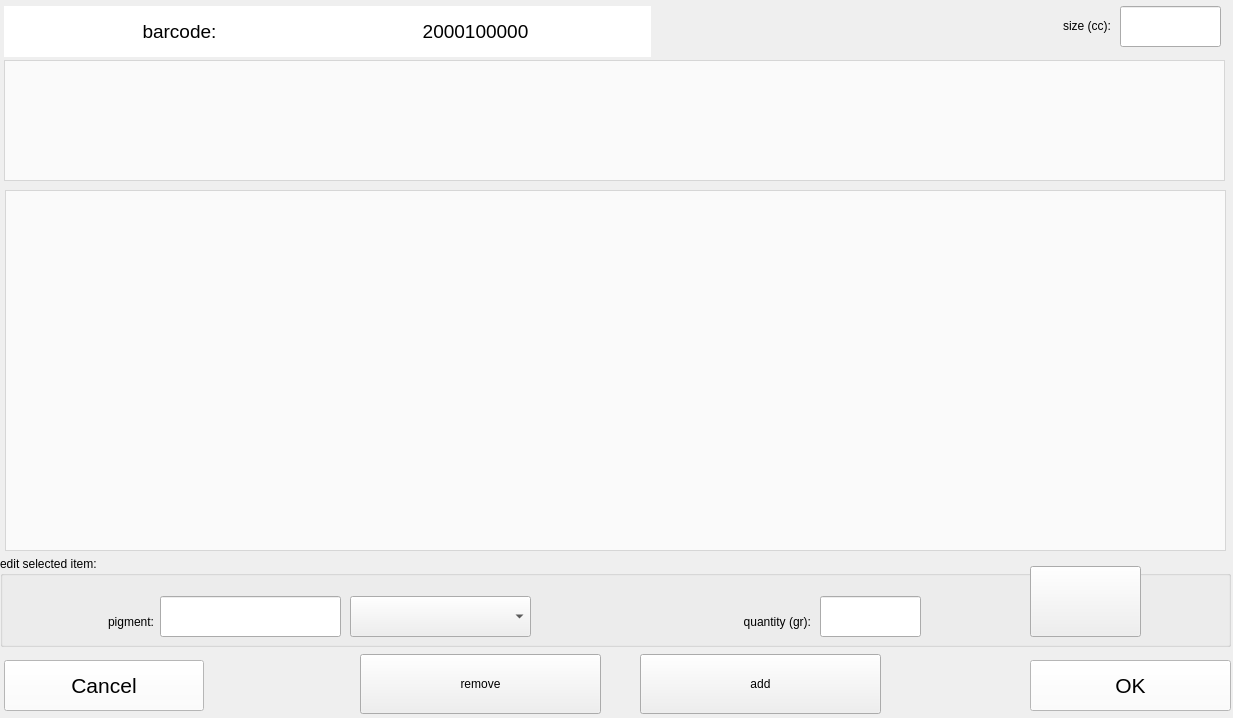
alfa-sw/alfa_cr6, file src/alfa_CR6_ui/ui/edit_dialog.ui: the form before one commit.
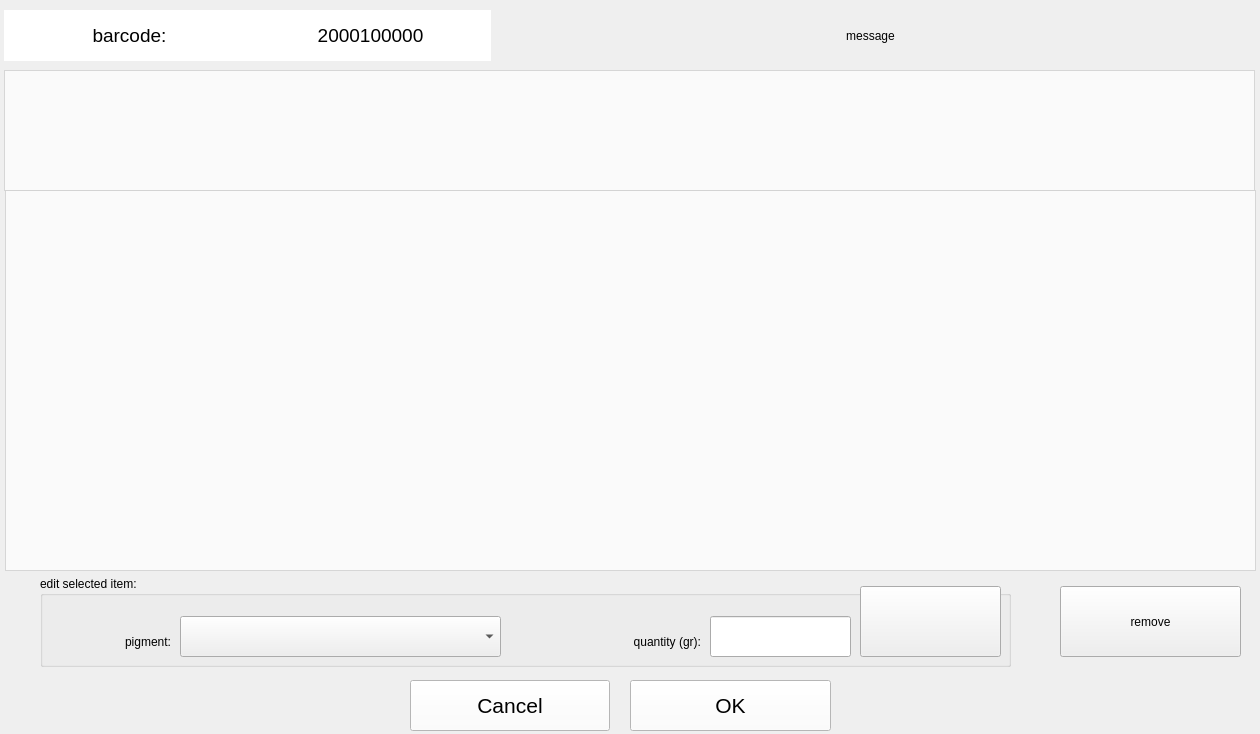
The form after the commit. Icons and pictures are not drawn.

```diff
--- a/src/alfa_CR6_ui/ui/edit_dialog.ui
+++ b/src/alfa_CR6_ui/ui/edit_dialog.ui
@@ -6,8 +6,8 @@
    <rect>
     <x>0</x>
     <y>0</y>
-    <width>1233</width>
-    <height>718</height>
+    <width>1260</width>
+    <height>734</height>
    </rect>
   </property>
   <property name="windowTitle">
@@ -25,9 +25,9 @@
   <widget class="QLabel" name="order_nr_view_lbl">
    <property name="geometry">
     <rect>
-     <x>300</x>
-     <y>6</y>
-     <width>351</width>
+     <x>250</x>
+     <y>10</y>
+     <width>241</width>
      <height>51</height>
     </rect>
    </property>
@@ -50,8 +50,8 @@
    <property name="geometry">
     <rect>
      <x>4</x>
-     <y>60</y>
-     <width>1221</width>
+     <y>70</y>
+     <width>1251</width>
      <height>121</height>
     </rect>
    </property>
@@ -62,8 +62,8 @@
   <widget class="QPushButton" name="esc_button">
    <property name="geometry">
     <rect>
-     <x>4</x>
-     <y>660</y>
+     <x>410</x>
+     <y>680</y>
      <width>200</width>
      <height>51</height>
     </rect>
@@ -95,8 +95,8 @@
   <widget class="QPushButton" name="ok_button">
    <property name="geometry">
     <rect>
-     <x>1030</x>
-     <y>660</y>
+     <x>630</x>
+     <y>680</y>
      <width>201</width>
      <height>51</height>
     </rect>
@@ -125,62 +125,13 @@
     <bool>false</bool>
    </property>
   </widget>
-  <widget class="QLabel" name="size_lbl">
-   <property name="geometry">
-    <rect>
-     <x>860</x>
-     <y>10</y>
-     <width>251</width>
-     <height>31</height>
-    </rect>
-   </property>
-   <property name="text">
-    <string>size (cc):</string>
-   </property>
-   <property name="alignment">
-    <set>Qt::AlignRight|Qt::AlignTrailing|Qt::AlignVCenter</set>
-   </property>
-  </widget>
-  <widget class="QLineEdit" name="size_line_edit">
-   <property name="geometry">
-    <rect>
-     <x>1120</x>
-     <y>6</y>
-     <width>101</width>
-     <height>41</height>
-    </rect>
-   </property>
-  </widget>
-  <widget class="QPushButton" name="add_item_btn">
-   <property name="geometry">
-    <rect>
-     <x>640</x>
-     <y>654</y>
-     <width>241</width>
-     <height>60</height>
-    </rect>
-   </property>
-   <property name="text">
-    <string>add</string>
-   </property>
-   <property name="icon">
-    <iconset>
-     <normaloff>../images/add.png</normaloff>../images/add.png</iconset>
-   </property>
-   <property name="iconSize">
-    <size>
-     <width>40</width>
-     <height>40</height>
-    </size>
-   </property>
-  </widget>
   <widget class="QTableWidget" name="formula_table">
    <property name="geometry">
     <rect>
      <x>5</x>
      <y>190</y>
-     <width>1221</width>
-     <height>361</height>
+     <width>1251</width>
+     <height>381</height>
     </rect>
    </property>
    <property name="styleSheet">
@@ -195,15 +146,33 @@
    <property name="selectionBehavior">
     <enum>QAbstractItemView::SelectRows</enum>
    </property>
+   <property name="iconSize">
+    <size>
+     <width>32</width>
+     <height>32</height>
+    </size>
+   </property>
    <attribute name="horizontalHeaderVisible">
     <bool>false</bool>
    </attribute>
+   <attribute name="horizontalHeaderMinimumSectionSize">
+    <number>200</number>
+   </attribute>
+   <attribute name="horizontalHeaderDefaultSectionSize">
+    <number>200</number>
+   </attribute>
    <attribute name="horizontalHeaderStretchLastSection">
     <bool>true</bool>
    </attribute>
    <attribute name="verticalHeaderVisible">
     <bool>false</bool>
    </attribute>
+   <attribute name="verticalHeaderMinimumSectionSize">
+    <number>36</number>
+   </attribute>
+   <attribute name="verticalHeaderDefaultSectionSize">
+    <number>36</number>
+   </attribute>
    <attribute name="verticalHeaderStretchLastSection">
     <bool>false</bool>
    </attribute>
@@ -211,9 +180,9 @@
   <widget class="QGroupBox" name="edit_item_group_box">
    <property name="geometry">
     <rect>
-     <x>0</x>
-     <y>556</y>
-     <width>1231</width>
+     <x>40</x>
+     <y>576</y>
+     <width>971</width>
      <height>91</height>
     </rect>
    </property>
@@ -223,9 +192,9 @@
    <widget class="QPushButton" name="set_item_btn">
     <property name="geometry">
      <rect>
-      <x>1030</x>
+      <x>820</x>
       <y>10</y>
-      <width>111</width>
+      <width>141</width>
       <height>71</height>
      </rect>
     </property>
@@ -246,9 +215,9 @@
    <widget class="QLineEdit" name="quantity_line_edit">
     <property name="geometry">
      <rect>
-      <x>820</x>
+      <x>670</x>
       <y>40</y>
-      <width>101</width>
+      <width>141</width>
       <height>41</height>
      </rect>
     </property>
@@ -256,9 +225,9 @@
    <widget class="QLabel" name="pigment_lbl">
     <property name="geometry">
      <rect>
-      <x>3</x>
+      <x>0</x>
       <y>50</y>
-      <width>151</width>
+      <width>131</width>
       <height>31</height>
      </rect>
     </property>
@@ -272,19 +241,9 @@
    <widget class="QComboBox" name="pigment_combo">
     <property name="geometry">
      <rect>
-      <x>350</x>
+      <x>140</x>
       <y>40</y>
-      <width>181</width>
-      <height>41</height>
-     </rect>
-    </property>
-   </widget>
-   <widget class="QLineEdit" name="pigment_line_edit">
-    <property name="geometry">
-     <rect>
-      <x>160</x>
-      <y>40</y>
-      <width>181</width>
+      <width>321</width>
       <height>41</height>
      </rect>
     </property>
@@ -292,9 +251,9 @@
    <widget class="QLabel" name="quantity_lbl">
     <property name="geometry">
      <rect>
-      <x>590</x>
+      <x>470</x>
       <y>50</y>
-      <width>221</width>
+      <width>191</width>
       <height>31</height>
      </rect>
     </property>
@@ -310,8 +269,8 @@
    <property name="geometry">
     <rect>
      <x>4</x>
-     <y>6</y>
-     <width>351</width>
+     <y>10</y>
+     <width>251</width>
      <height>51</height>
     </rect>
    </property>
@@ -330,13 +289,29 @@
     <set>Qt::AlignCenter</set>
    </property>
   </widget>
+  <widget class="QLabel" name="warning_lbl">
+   <property name="geometry">
+    <rect>
+     <x>500</x>
+     <y>10</y>
+     <width>741</width>
+     <height>51</height>
+    </rect>
+   </property>
+   <property name="text">
+    <string>message</string>
+   </property>
+   <property name="alignment">
+    <set>Qt::AlignCenter</set>
+   </property>
+  </widget>
   <widget class="QPushButton" name="remove_item_btn">
    <property name="geometry">
     <rect>
-     <x>360</x>
-     <y>654</y>
-     <width>241</width>
-     <height>60</height>
+     <x>1060</x>
+     <y>586</y>
+     <width>181</width>
+     <height>71</height>
     </rect>
    </property>
    <property name="text">
```
